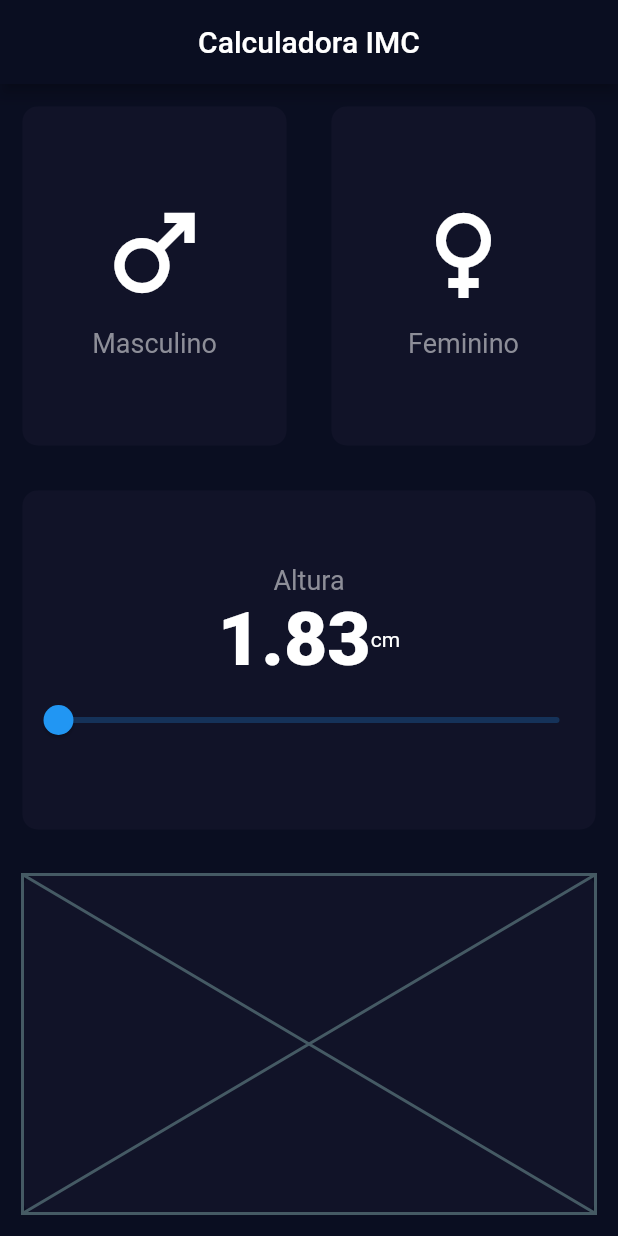
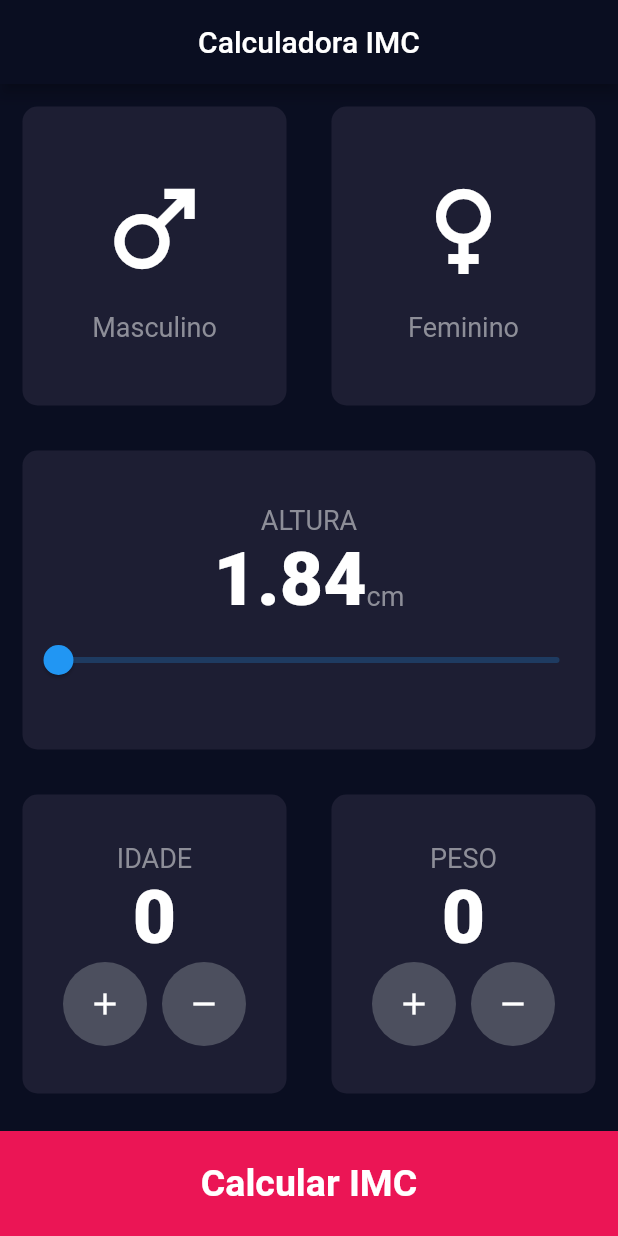
Before and after one commit to giannini-html/Calculadora-de-IMC-Flutter, a Flutter app: the screen it shows after launch, on a phone screen of 412 x 824 dp. Run offline on Flutter 3.47's test engine with Material 2 defaults, Android fonts, the phone set to English and light mode, and no system bars.

Commit message:
finalizado tela front

```diff
--- /dev/null
+++ b/lib/components/bottom_button.dart
@@ -0,0 +1,25 @@
+import 'package:flutter/material.dart';
+
+class BottomButton extends StatelessWidget {
+  final String buttonTitle;
+  const BottomButton({super.key, required this.buttonTitle});
+
+  @override
+  Widget build(BuildContext context) {
+    return Container(
+      margin: const EdgeInsets.only(top: 10.0),
+      width: double.infinity,
+      height: 70.0,
+      color: const Color(0xFFEB1555),
+      child: Center(
+        child: Text(
+          buttonTitle,
+          style: const TextStyle(
+            fontSize: 25.0,
+            fontWeight: FontWeight.bold,
+          ),
+        ),
+      ),
+    );
+  }
+}
--- a/lib/components/custom_card.dart
+++ b/lib/components/custom_card.dart
@@ -1,20 +1,17 @@
-import 'package:aula/constans.dart';
+import 'package:aula/constants.dart';
 import 'package:flutter/material.dart';
 
 class CustomCard extends StatelessWidget {
-  final Widget child;
-  const CustomCard({
-    Key? key,
-    required this.child,
-  }) : super(key: key);
+  Widget child;
+  CustomCard({super.key, required this.child});
 
   @override
   Widget build(BuildContext context) {
     return Container(
-      margin: EdgeInsets.all(15),
+      margin: const EdgeInsets.all(15.0),
       decoration: BoxDecoration(
-        color: kInactiveCardColour,
-        borderRadius: BorderRadius.circular(10),
+        color: kActiveCardColour,
+        borderRadius: BorderRadius.circular(10.0),
       ),
       child: child,
     );
--- a/lib/components/icon_content.dart
+++ b/lib/components/icon_content.dart
@@ -1,14 +1,12 @@
-import 'package:aula/constans.dart';
+import 'package:aula/constants.dart';
 import 'package:flutter/material.dart';
 
 class IconContent extends StatelessWidget {
-  final IconData iconData;
-  final String text;
-  const IconContent({
-    Key? key,
-    required this.iconData,
-    required this.text,
-  }) : super(key: key);
+  final IconData icon;
+  final String label;
+
+  const IconContent({Key? key, required this.icon, required this.label})
+      : super(key: key);
 
   @override
   Widget build(BuildContext context) {
@@ -16,16 +14,16 @@ class IconContent extends StatelessWidget {
       mainAxisAlignment: MainAxisAlignment.center,
       children: [
         Icon(
-          iconData,
-          size: 80,
+          icon,
+          size: 80.0,
         ),
-        SizedBox(
-          height: 10,
+        const SizedBox(
+          height: 15.0,
         ),
         Text(
-          '$text',
+          label,
           style: kLabelTextStyle,
-        ),
+        )
       ],
     );
   }
--- /dev/null
+++ b/lib/components/modal_result.dart
@@ -0,0 +1,40 @@
+import 'package:aula/constants.dart';
+import 'package:flutter/material.dart';
+
+class ModalResult extends StatelessWidget {
+  const ModalResult({
+    Key? key,
+    required this.imc,
+    required this.resultado,
+  }) : super(key: key);
+
+  final double imc;
+  final String resultado;
+
+  @override
+  Widget build(BuildContext context) {
+    return Container(
+      height: 400,
+      color: kBackgroundColor,
+      child: Center(
+        child: Column(
+          mainAxisAlignment: MainAxisAlignment.center,
+          children: <Widget>[
+            const Text(
+              'Seu IMC é de',
+              style: kLabelTextStyle,
+            ),
+            Text(
+              imc.toStringAsFixed(2),
+              style: kNumberTextStyle,
+            ),
+            Text(
+              resultado,
+              style: kLabelTextStyle,
+            ),
+          ],
+        ),
+      ),
+    );
+  }
+}
--- /dev/null
+++ b/lib/components/roundicon_button.dart
@@ -0,0 +1,21 @@
+import 'package:flutter/material.dart';
+
+class RoundIconButton extends StatelessWidget {
+  final IconData icon;
+  const RoundIconButton({Key? key, required this.icon}) : super(key: key);
+
+  @override
+  Widget build(BuildContext context) {
+    return RawMaterialButton(
+      elevation: 0.0,
+      onPressed: null,
+      constraints: const BoxConstraints.tightFor(
+        width: 56.0,
+        height: 56.0,
+      ),
+      shape: const CircleBorder(),
+      fillColor: const Color(0xFF4C4F5E),
+      child: Icon(icon),
+    );
+  }
+}
--- /dev/null
+++ b/lib/components/slider_altura.dart
@@ -0,0 +1,40 @@
+import 'package:aula/constants.dart';
+import 'package:flutter/material.dart';
+
+class SliderAltura extends StatelessWidget {
+  const SliderAltura({super.key});
+
+  @override
+  Widget build(BuildContext context) {
+    return Column(
+      mainAxisAlignment: MainAxisAlignment.center,
+      children: [
+        const Text(
+          'ALTURA',
+          style: kLabelTextStyle,
+        ),
+        Row(
+          mainAxisAlignment: MainAxisAlignment.center,
+          crossAxisAlignment: CrossAxisAlignment.baseline,
+          textBaseline: TextBaseline.alphabetic,
+          children: const <Widget>[
+            Text(
+              '1.84',
+              style: kNumberTextStyle,
+            ),
+            Text(
+              'cm',
+              style: kLabelTextStyle,
+            ),
+          ],
+        ),
+        Slider(
+          value: 120,
+          min: 120,
+          max: 220,
+          onChanged: (double value) {},
+        )
+      ],
+    );
+  }
+}
--- a/lib/main.dart
+++ b/lib/main.dart
@@ -1,27 +1,25 @@
-import 'package:aula/constans.dart';
+import 'package:aula/constants.dart';
 import 'package:aula/pages/calculadora_page.dart';
 import 'package:flutter/material.dart';
 
 void main() {
-  runApp(const MyApp());
+  runApp(const CalculadoraIMC());
 }
 
-class MyApp extends StatelessWidget {
-  const MyApp({Key? key}) : super(key: key);
+class CalculadoraIMC extends StatelessWidget {
+  const CalculadoraIMC({super.key});
 
   @override
   Widget build(BuildContext context) {
     return MaterialApp(
-      title: 'Flutter Demo',
+      debugShowCheckedModeBanner: false,
       theme: ThemeData.dark().copyWith(
         primaryColor: kBackgroundColor,
         scaffoldBackgroundColor: kBackgroundColor,
-        appBarTheme: AppBarTheme().copyWith(
-          backgroundColor: kBackgroundColor,
-        ),
+        appBarTheme: const AppBarTheme()
+            .copyWith(backgroundColor: kBackgroundColor, centerTitle: true),
       ),
       home: CalculadoraPage(),
-      debugShowCheckedModeBanner: false,
     );
   }
 }
--- a/lib/pages/calculadora_page.dart
+++ b/lib/pages/calculadora_page.dart
@@ -1,15 +1,19 @@
+
+import 'package:aula/components/bottom_button.dart';
 import 'package:aula/components/custom_card.dart';
 import 'package:aula/components/icon_content.dart';
-import 'package:aula/constans.dart';
+import 'package:aula/components/roundicon_button.dart';
+import 'package:aula/constants.dart';
 import 'package:flutter/material.dart';
+
+import '../components/slider_altura.dart';
 
 class CalculadoraPage extends StatelessWidget {
   @override
   Widget build(BuildContext context) {
     return Scaffold(
       appBar: AppBar(
-        title: const Text("Calculadora IMC"),
-        centerTitle: true,
+        title: const Text('Calculadora IMC'),
       ),
       body: Column(
         children: [
@@ -18,17 +22,17 @@ class CalculadoraPage extends StatelessWidget {
               children: [
                 Expanded(
                   child: CustomCard(
-                    child: IconContent(
-                      text: 'Masculino',
-                      iconData: Icons.male,
+                    child: const IconContent(
+                      icon: Icons.male,
+                      label: 'Masculino',
                     ),
                   ),
                 ),
                 Expanded(
                   child: CustomCard(
-                    child: IconContent(
-                      text: 'Feminino',
-                      iconData: Icons.female,
+                    child: const IconContent(
+                      icon: Icons.female,
+                      label: 'Feminino',
                     ),
                   ),
                 ),
@@ -37,28 +41,38 @@ class CalculadoraPage extends StatelessWidget {
           ),
           Expanded(
             child: CustomCard(
+              child: SliderAltura(),
+            ),
+          ),
+          Expanded(
+            child: Row(
+              children: [
+                Expanded(
+                  child: CustomCard(
                     child: Column(
                       mainAxisAlignment: MainAxisAlignment.center,
                       children: [
-                  Text(
-                    'Altura',
+                        const Text(
+                          'IDADE',
                           style: kLabelTextStyle,
+                        ),
+                        const Text(
+                          '0',
+                          style: kNumberTextStyle,
                         ),
                         Row(
                           mainAxisAlignment: MainAxisAlignment.center,
-                    children: [
-                      Text(
-                        '1.83',
-                        style: kNumberTextStyle,
+                          children: const [
+                            RoundIconButton(
+                              icon: Icons.add,
                             ),
-                      Text('cm')
+                            SizedBox(
+                              width: 10.0,
+                            ),
+                            RoundIconButton(
+                              icon: Icons.remove,
+                            ),
                           ],
-                  ),
-                  Slider(
-                    value: 0,
-                    onChanged: (double value) {
-
-                    },
                         )
                       ],
                     ),
@@ -66,9 +80,39 @@ class CalculadoraPage extends StatelessWidget {
                 ),
                 Expanded(
                   child: CustomCard(
-              child: Placeholder(),
+                    child: Column(
+                      mainAxisAlignment: MainAxisAlignment.center,
+                      children: [
+                        const Text(
+                          'PESO',
+                          style: kLabelTextStyle,
+                        ),
+                        const Text(
+                          '0',
+                          style: kNumberTextStyle,
+                        ),
+                        Row(
+                          mainAxisAlignment: MainAxisAlignment.center,
+                          children: const [
+                            RoundIconButton(
+                              icon: Icons.add,
+                            ),
+                            SizedBox(
+                              width: 10.0,
+                            ),
+                            RoundIconButton(
+                              icon: Icons.remove,
+                            ),
+                          ],
+                        )
+                      ],
                     ),
                   ),
+                ),
+              ],
+            ),
+          ),
+          const BottomButton(buttonTitle: 'Calcular IMC')
         ],
       ),
     );
```
Also changed, not shown: lib/constants.dart (line endings or trailing spaces). Lines whose indentation alone changed are shown as unchanged.
